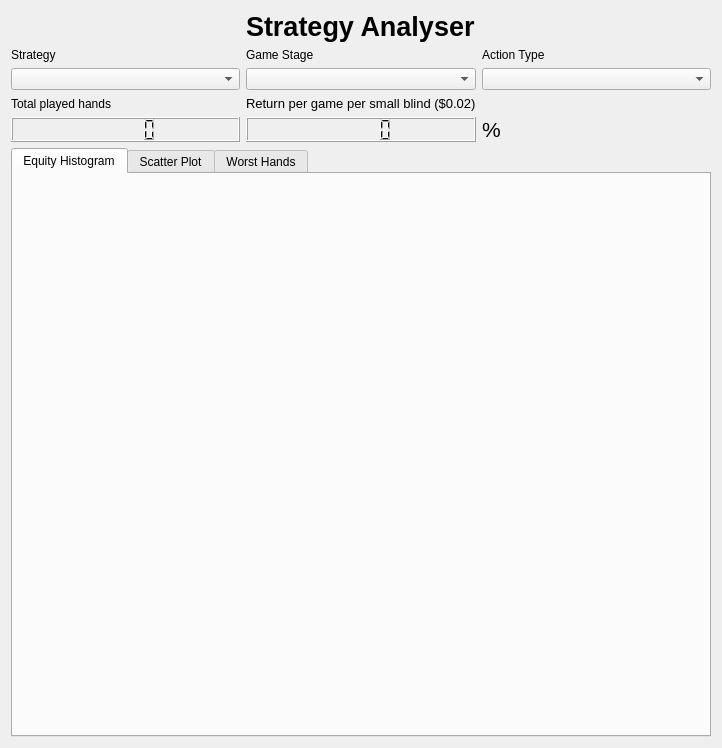
Above: gui/gui_qt_ui_analyser.ui from dickreuter/Poker before the change. Below: the same form after it.
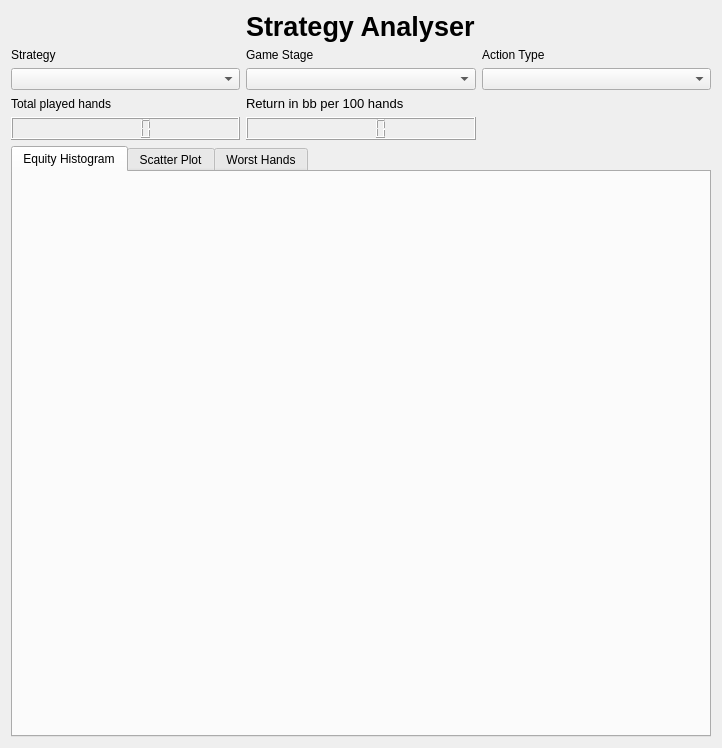
That is the form after the change.

The edit to the form file:
```diff
--- a/gui/gui_qt_ui_analyser.ui
+++ b/gui/gui_qt_ui_analyser.ui
@@ -108,7 +108,7 @@
       </font>
      </property>
      <property name="text">
-      <string>Return per game per small blind ($0.02)</string>
+      <string>Return in bb per 100 hands</string>
      </property>
     </widget>
    </item>
@@ -118,18 +118,6 @@
    <item row="4" column="1">
     <widget class="QLCDNumber" name="lcdNumber"/>
    </item>
-   <item row="4" column="2">
-    <widget class="QLabel" name="label_7">
-     <property name="font">
-      <font>
-       <pointsize>16</pointsize>
-      </font>
-     </property>
-     <property name="text">
-      <string>%</string>
-     </property>
-    </widget>
-   </item>
    <item row="5" column="0" colspan="3">
     <widget class="QTabWidget" name="tabWidget">
      <property name="currentIndex">
```
